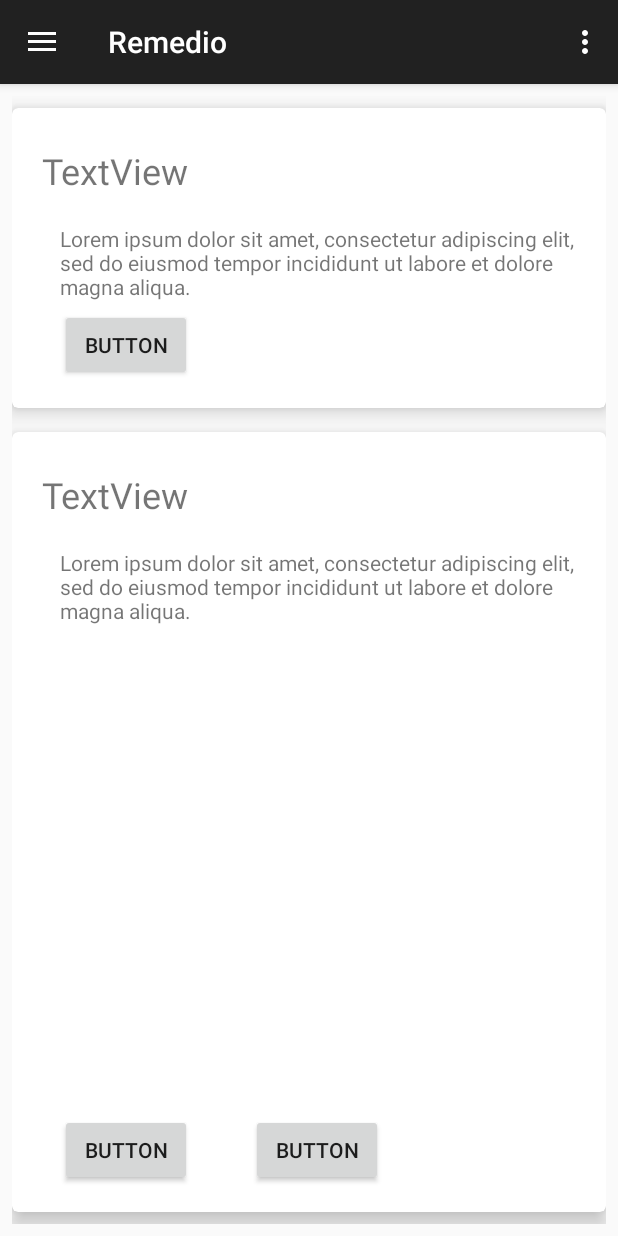
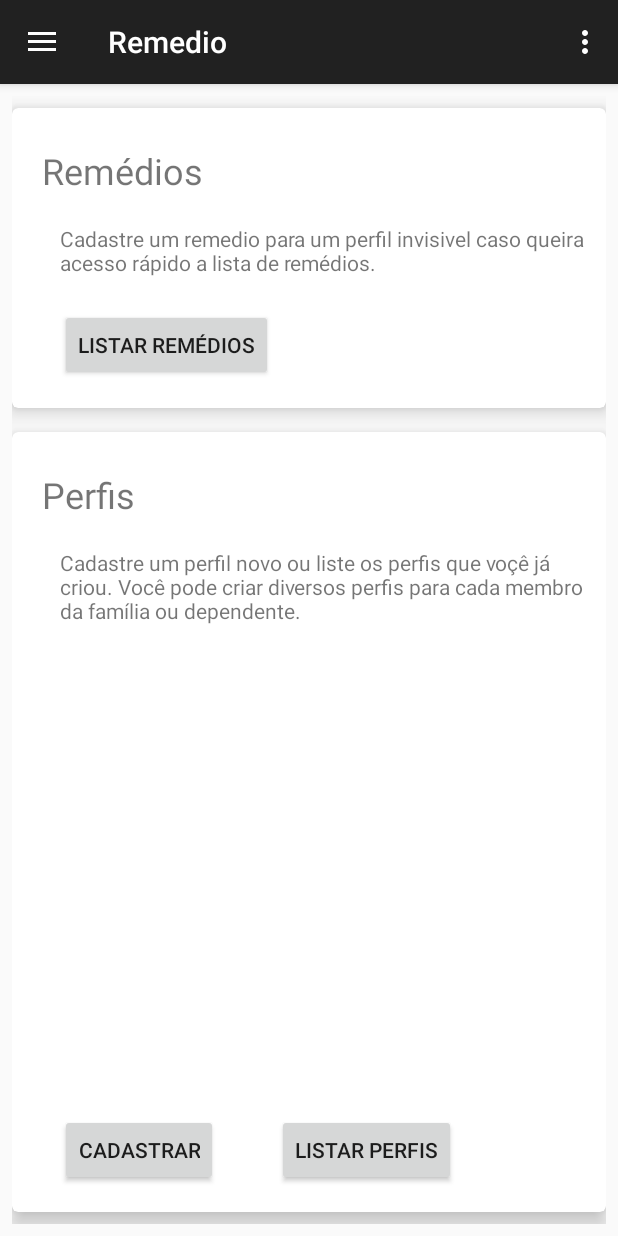
Before and after one commit to Nabucodono5or/Remedio, an Android app: the screen it shows after launch (MenuActivity), on a phone screen of 412 x 824 dp. Run offline under Robolectric (Android 15) with nearby library versions, the light colour scheme and no system bars.

Commit message:
Ajustando Strings da tela inicial.

```diff
--- a/app/src/main/res/layout/activity_tela_inicial.xml
+++ b/app/src/main/res/layout/activity_tela_inicial.xml
@@ -31,7 +31,7 @@
                 android:layout_alignParentTop="true"
                 android:layout_marginStart="20dp"
                 android:layout_marginTop="25dp"
-                android:text="TextView"
+                android:text="@string/titulo_cadastrar_remedio"
                 android:textSize="24sp"
                 android:layout_alignParentLeft="true"
                 android:layout_marginLeft="20dp" />
@@ -44,7 +44,7 @@
                 android:layout_below="@+id/textView3"
                 android:layout_marginStart="12dp"
                 android:layout_marginTop="19dp"
-                android:text="Lorem ipsum dolor sit amet, consectetur adipiscing elit, sed do eiusmod tempor incididunt ut labore et dolore magna aliqua. "
+                android:text="@string/resumo_cadastrar_remedio"
                 android:textAlignment="textStart"
                 android:layout_alignLeft="@+id/textView3"
                 android:layout_marginLeft="12dp"
@@ -57,14 +57,14 @@
                 android:layout_alignParentBottom="true"
                 android:layout_alignStart="@+id/textView4"
                 android:layout_marginBottom="18dp"
-                android:text="Button"
+                android:text="@string/botao_listar_remedio"
                 android:layout_alignLeft="@+id/textView4" />
         </RelativeLayout>
 
     </android.support.v7.widget.CardView>
     <android.support.v7.widget.CardView
         android:layout_width="match_parent"
-        android:layout_height="200dp"
+        android:layout_height="0dp"
         android:layout_marginBottom="8dp"
         android:layout_marginTop="8dp"
         android:layout_weight="1"
@@ -84,7 +84,7 @@
                 android:layout_alignParentTop="true"
                 android:layout_marginStart="20dp"
                 android:layout_marginTop="25dp"
-                android:text="TextView"
+                android:text="@string/titulo_cadastar_perfil"
                 android:textSize="24sp"
                 android:layout_alignParentLeft="true"
                 android:layout_marginLeft="20dp" />
@@ -97,7 +97,7 @@
                 android:layout_below="@+id/textView"
                 android:layout_marginStart="12dp"
                 android:layout_marginTop="19dp"
-                android:text="Lorem ipsum dolor sit amet, consectetur adipiscing elit, sed do eiusmod tempor incididunt ut labore et dolore magna aliqua. "
+                android:text="@string/resumo_cadastrar_perfil"
                 android:textAlignment="textStart"
                 android:layout_alignLeft="@+id/textView"
                 android:layout_marginLeft="12dp"
@@ -110,7 +110,7 @@
                 android:layout_alignParentBottom="true"
                 android:layout_alignStart="@+id/textView2"
                 android:layout_marginBottom="17dp"
-                android:text="Button"
+                android:text="@string/botao_cadastrar"
                 android:layout_alignLeft="@+id/textView2" />
 
             <Button
@@ -120,7 +120,7 @@
                 android:layout_alignTop="@+id/button"
                 android:layout_marginStart="39dp"
                 android:layout_toEndOf="@+id/button"
-                android:text="Button"
+                android:text="@string/botao_listar_perfil"
                 android:layout_marginLeft="39dp"
                 android:layout_toRightOf="@+id/button" />
 
--- a/app/src/main/res/values/strings.xml
+++ b/app/src/main/res/values/strings.xml
@@ -4,5 +4,14 @@
     <string name="navigation_drawer_open">Open navigation drawer</string>
     <string name="navigation_drawer_close">Close navigation drawer</string>
 
+    <string name="resumo_cadastrar_perfil">Cadastre um perfil novo ou liste os perfis que voçê já criou. Você pode criar diversos perfis para cada membro da família ou dependente.</string>
+    <string name="titulo_cadastar_perfil">Perfis</string>
+    <string name="botao_cadastrar">Cadastrar</string>
+    <string name="botao_listar_perfil">Listar Perfis</string>
+
+    <string name="resumo_cadastrar_remedio">Cadastre um remedio para um perfil invisivel caso queira acesso rápido a lista de remédios.</string>
+    <string name="botao_listar_remedio">Listar Remédios</string>
+    <string name="titulo_cadastrar_remedio">Remédios</string>
+
     <string name="action_settings">Settings</string>
 </resources>
```
